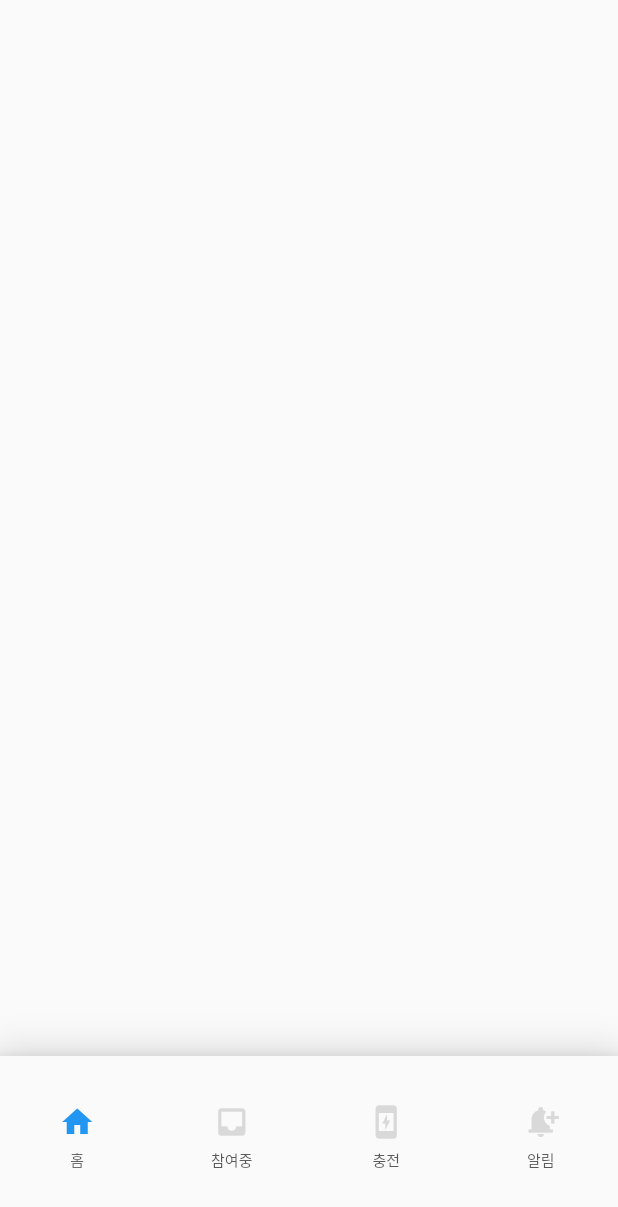
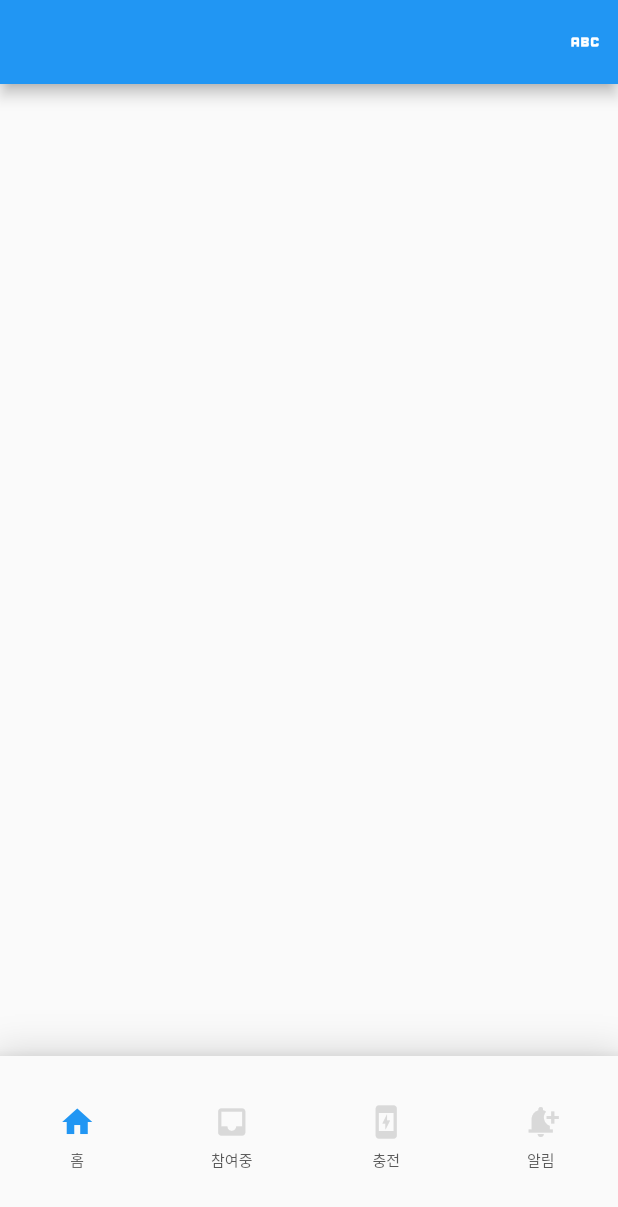
Before and after one commit to HACKY-TALKY-2/T10_Front, a Flutter app: the screen it shows after launch, on a phone screen of 412 x 824 dp. Shown: the top 1207 px of the screen. Run offline on Flutter 3.47's test engine with Material 2 defaults, Android fonts, the phone set to English and light mode, and no system bars; Roboto replaces fonts that are missing (Pretendard).

```diff
--- a/t10_front/lib/main.dart
+++ b/t10_front/lib/main.dart
@@ -34,6 +34,11 @@ class _MainApp extends State<MainApp> {
   @override
   Widget build(BuildContext context) {
     return Scaffold(
+      appBar: AppBar(actions: [
+        Container(
+          margin: EdgeInsets.only(right: 10),
+          child: Icon(Icons.abc))
+      ]),
       extendBody: true,
       body: _pages[_currentIndex],
       bottomNavigationBar: Container(
```
